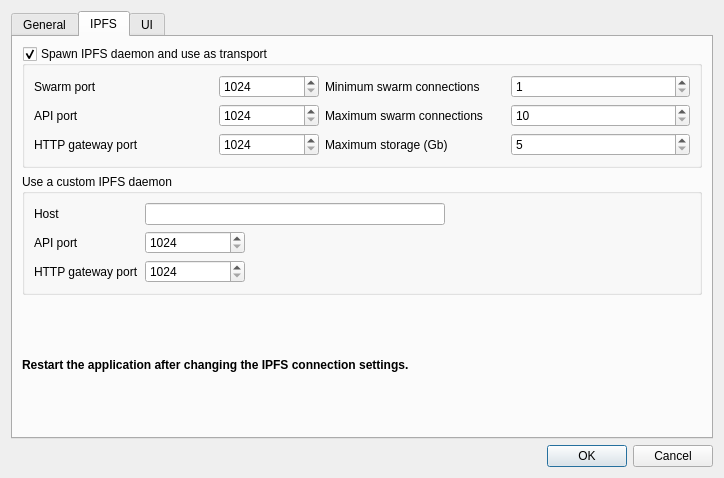
Qt form galacteek/ui/settings.ui (pinnaculum/galacteek) before a commit.
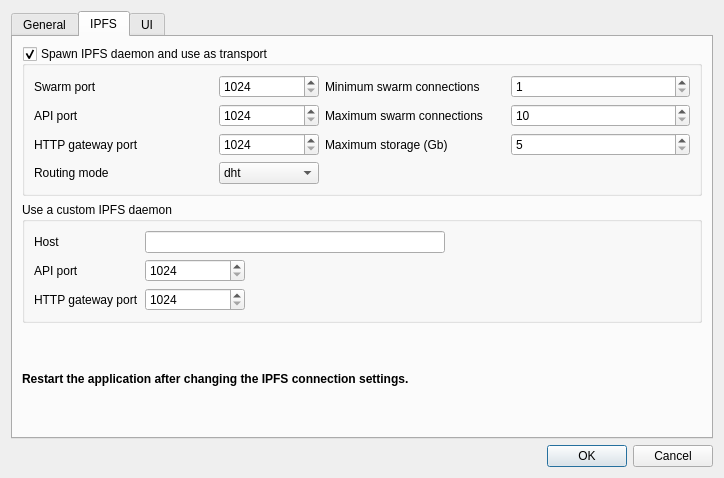
The same form after that commit. The open tabs and pages were chosen to show the change. Icons and pictures are not drawn.

The edit to the form file:
```diff
--- a/galacteek/ui/settings.ui
+++ b/galacteek/ui/settings.ui
@@ -258,6 +258,27 @@
               </property>
              </widget>
             </item>
+            <item row="3" column="0">
+             <widget class="QLabel" name="label_8">
+              <property name="text">
+               <string>Routing mode</string>
+              </property>
+             </widget>
+            </item>
+            <item row="3" column="1">
+             <widget class="QComboBox" name="routingMode">
+              <item>
+               <property name="text">
+                <string>dht</string>
+               </property>
+              </item>
+              <item>
+               <property name="text">
+                <string>dhtclient</string>
+               </property>
+              </item>
+             </widget>
+            </item>
            </layout>
           </widget>
          </item>
```
Left out of the diff: 2 changed lines with no effect on the pictures.
